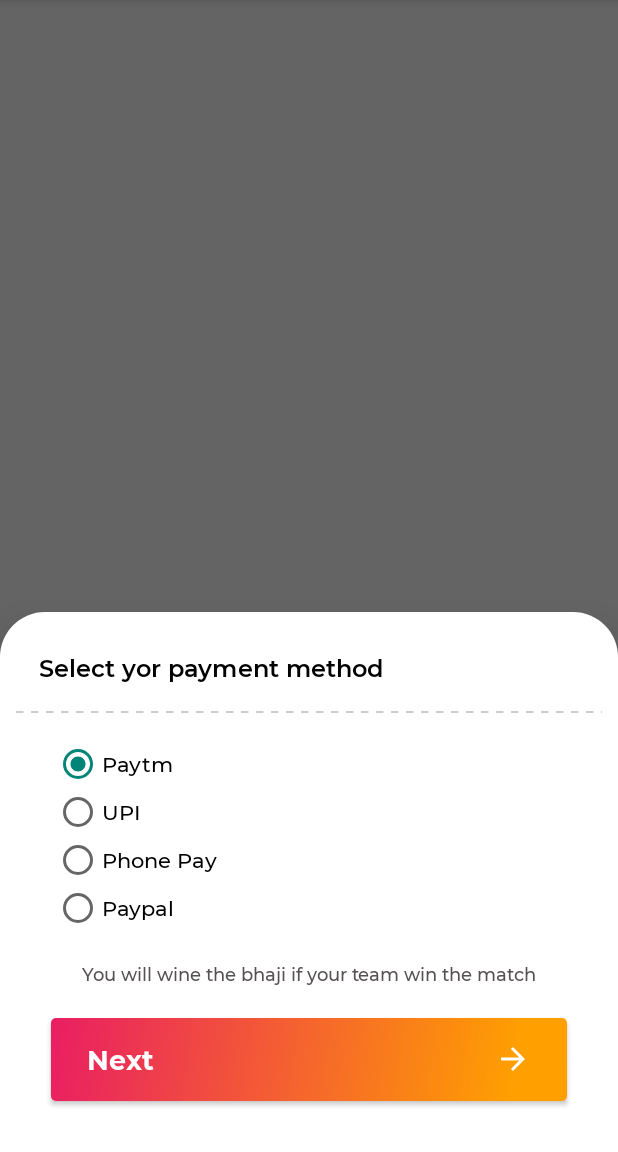
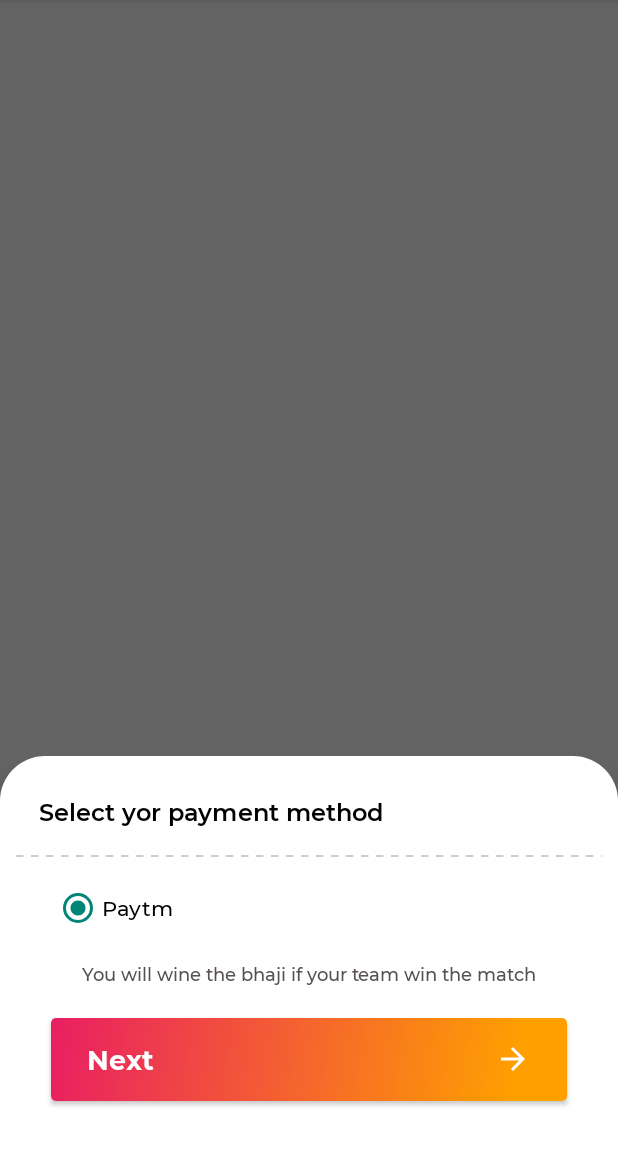
Before and after one commit to milan837/baji, an Android app: the fragment PaymentMethodBottomFragment shown on its own in the app's theme, on a phone screen of 412 x 824 dp, the part 84-1236 px from its top. Run offline under Robolectric (Android 15) with nearby library versions, the phone set to English and light mode, and no system bars; our stand-ins replace ButterKnife; libraries missing offline, so code that uses them is left out: com.paytm.pgsdk; 5 statements that could not run were skipped.

Commit message:
image layout and paytm and icon

```diff
--- a/app/src/main/java/com/example/baji/HomeActivity/MatchesFragment/MatchesProfile/BajiOnboardListFragment/BajiOnboardRecyclerViewAdapter.java
+++ b/app/src/main/java/com/example/baji/HomeActivity/MatchesFragment/MatchesProfile/BajiOnboardListFragment/BajiOnboardRecyclerViewAdapter.java
@@ -45,7 +45,7 @@
 
         Glide.with(context).load(baji.getTeamTwo().getTeamImageUrl()).into(holder.teamTwoImage);
         Glide.with(context).load(baji.getTeamTwo().getUserImageUrl()).into(holder.teamTwoUserImage);
-        holder.teamOneUsername.setText(baji.getTeamTwo().getUsername());
+        holder.teamTwoUsername.setText(baji.getTeamTwo().getUsername());
 
         holder.amount.setText("₹ "+String.valueOf(baji.getAmount()));
         holder.bajiTime.setText(Utils.getDateFromTimeStamp(baji.getTimeStamp()));
--- a/app/src/main/java/com/example/baji/HomeActivity/MatchesFragment/MatchesProfile/BottomFragment/PaymentMethod/PaymentMethodBottomFragment.java
+++ b/app/src/main/java/com/example/baji/HomeActivity/MatchesFragment/MatchesProfile/BottomFragment/PaymentMethod/PaymentMethodBottomFragment.java
@@ -10,6 +10,7 @@
 import android.view.LayoutInflater;
 import android.view.View;
 import android.view.ViewGroup;
+import android.widget.RadioButton;
 import android.widget.RelativeLayout;
 import android.widget.Toast;
 
@@ -45,6 +46,9 @@
 
     @BindView(R.id.next_button)
     RelativeLayout nextButton;
+
+    @BindView(R.id.paytm)
+    RadioButton patymRadioBtn;
 
     PayMentMethodBottomPresenter presenter;
 
@@ -104,7 +108,12 @@
         nextButton.setOnClickListener(new View.OnClickListener() {
             @Override
             public void onClick(View v) {
-                callPaytmChecksumApi(paytmAmount,orderId,customerId);
+
+                if(patymRadioBtn.isChecked()){
+                    callPaytmChecksumApi(paytmAmount,orderId,customerId);
+                }else{
+                    Toast.makeText(getActivity(),"please select the payment method",Toast.LENGTH_LONG).show();
+                }
             }
         });
 
@@ -179,7 +188,6 @@
 
     }
 
-
     private void callPaytmChecksumApi(String amount,String orderId,String customerId){
         progressDialog.show();
         presenter.sendDataToApi(amount,orderId,customerId);
--- a/app/src/main/res/layout/fragment_bottom_sheet_payment_layout.xml
+++ b/app/src/main/res/layout/fragment_bottom_sheet_payment_layout.xml
@@ -51,29 +51,29 @@
                 android:fontFamily="@font/medium"
                 android:text="Paytm"/>
 
-            <RadioButton
-                android:layout_width="wrap_content"
-                android:layout_height="wrap_content"
-                android:id="@+id/uip"
-                android:textSize="14dp"
-                android:fontFamily="@font/medium"
-                android:text="UPI"/>
+<!--            <RadioButton-->
+<!--                android:layout_width="wrap_content"-->
+<!--                android:layout_height="wrap_content"-->
+<!--                android:id="@+id/uip"-->
+<!--                android:textSize="14dp"-->
+<!--                android:fontFamily="@font/medium"-->
+<!--                android:text="UPI"/>-->
 
-            <RadioButton
-                android:layout_width="wrap_content"
-                android:layout_height="wrap_content"
-                android:id="@+id/phone_pay"
-                android:fontFamily="@font/medium"
-                android:textSize="14dp"
-                android:text="Phone Pay"/>
+<!--            <RadioButton-->
+<!--                android:layout_width="wrap_content"-->
+<!--                android:layout_height="wrap_content"-->
+<!--                android:id="@+id/phone_pay"-->
+<!--                android:fontFamily="@font/medium"-->
+<!--                android:textSize="14dp"-->
+<!--                android:text="Phone Pay"/>-->
 
-            <RadioButton
-                android:layout_width="wrap_content"
-                android:layout_height="wrap_content"
-                android:id="@+id/paypal"
-                android:fontFamily="@font/medium"
-                android:textSize="14dp"
-                android:text="Paypal"/>
+<!--            <RadioButton-->
+<!--                android:layout_width="wrap_content"-->
+<!--                android:layout_height="wrap_content"-->
+<!--                android:id="@+id/paypal"-->
+<!--                android:fontFamily="@font/medium"-->
+<!--                android:textSize="14dp"-->
+<!--                android:text="Paypal"/>-->
 
         </RadioGroup>
 
```
Also changed, not shown: app/src/main/res/layout/fragment_home_match_profile_layout.xml (+3 -4 lines), app/src/main/res/layout/fragment_home_nav_baji_layout.xml (+7 -4 lines), app/src/main/res/layout/fragment_home_nav_profile_layout.xml (+4 -4 lines), app/src/main/res/layout/fragment_home_nav_settings_layout.xml (+5 -4 lines).
